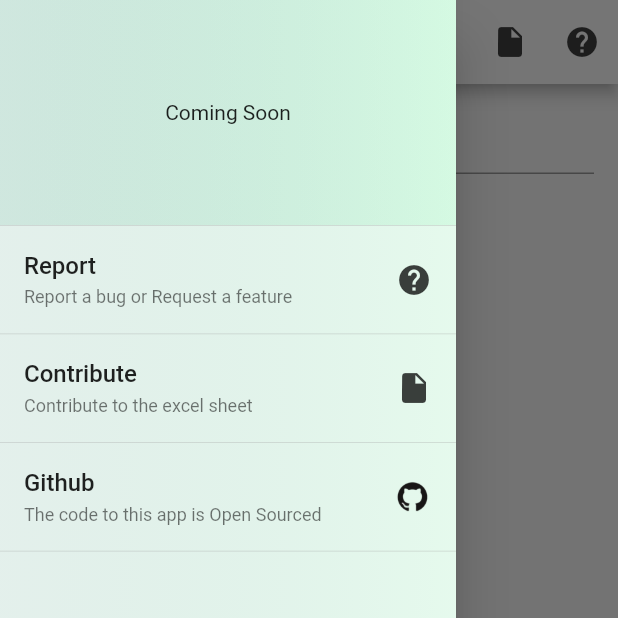
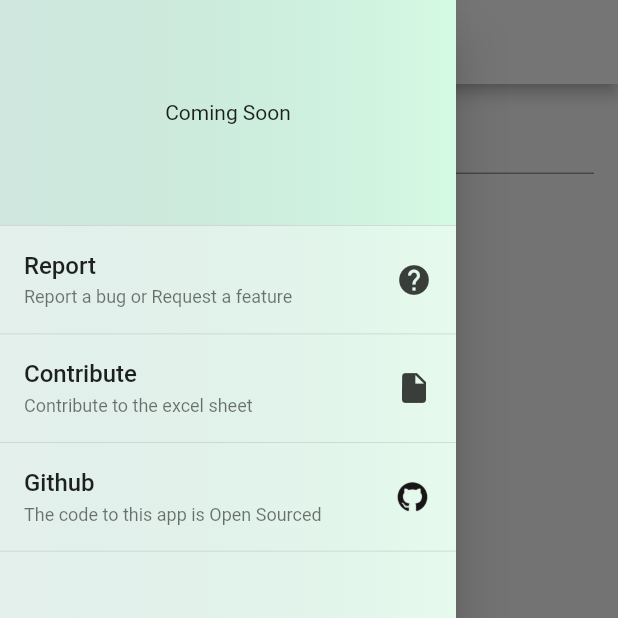
Before and after one commit to maheshj01/vocabhub, a Flutter app: the screen it shows after launch, with the side drawer open, on a phone screen of 412 x 824 dp, the top half of it. Run offline on Flutter 3.47's test engine with Material 2 defaults, Android fonts, the light colour scheme and no system bars; our stand-ins replace logger, package_info, supabase; missing offline and left inert: postgrest; accounts and stored records are empty.

Commit message:
hide icons on appbar on small devices

```diff
--- a/lib/pages/home.dart
+++ b/lib/pages/home.dart
@@ -36,9 +36,11 @@ class _MyHomePageState extends State<MyHomePage> {
   @override
   Widget build(BuildContext context) {
     bool isDark = darkNotifier.value;
-
+    return LayoutBuilder(builder: (_, constraints) {
       Widget actionIcon(IconData data, String url, {String toolTip = ''}) {
-      return IconButton(
+        return constraints.maxWidth <= MOBILE_WIDTH
+            ? Container()
+            : IconButton(
                 tooltip: toolTip,
                 icon: Icon(
                   data,
@@ -49,7 +51,6 @@ class _MyHomePageState extends State<MyHomePage> {
                 });
       }
 
-    return LayoutBuilder(builder: (_, constraints) {
       return Scaffold(
         drawer: constraints.maxWidth <= MOBILE_WIDTH
             ? Drawer(
```
Lines whose indentation alone changed are shown as unchanged.
